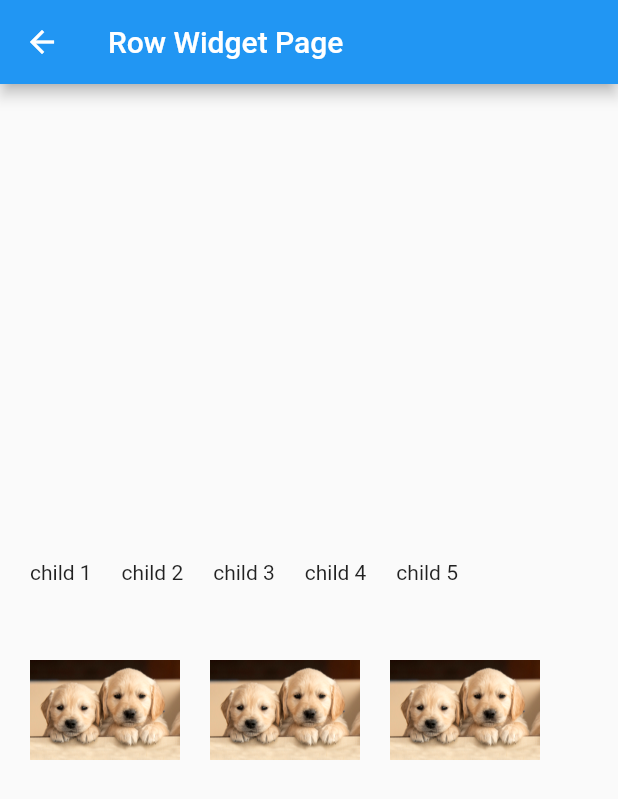
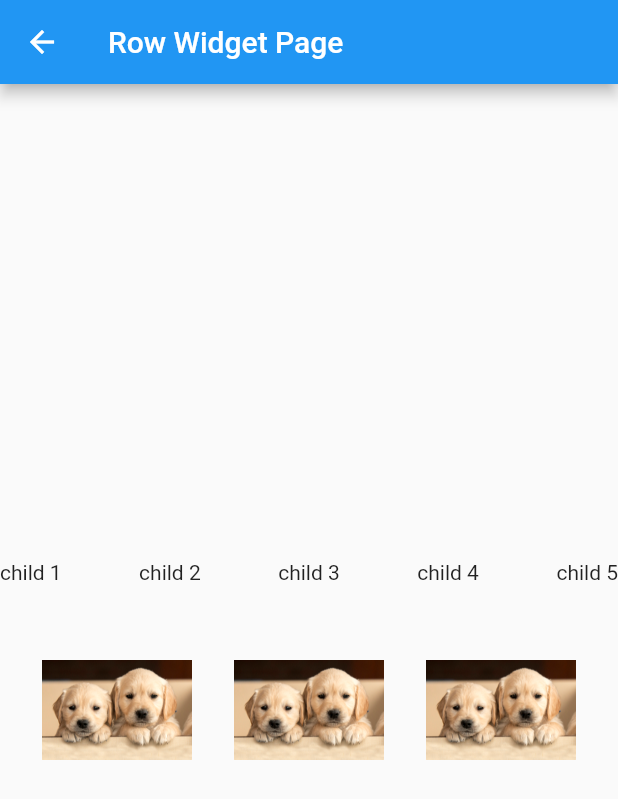
Before and after one commit to LinSaolong/flutter_widgets, a Flutter app: the RowWidgetPage screen opened directly, on a phone screen of 412 x 824 dp. Shown: the top 799 px of the screen. Run offline on Flutter 3.47's test engine with Material 2 defaults, Android fonts, the phone set to English and light mode, and no system bars; missing offline and left inert: checkbox_formfield.

Commit message:
updated row and column

```diff
--- a/lib/pages/column_widget_page.dart
+++ b/lib/pages/column_widget_page.dart
@@ -9,8 +9,11 @@ class ColumnWidgetPage extends StatelessWidget {
       appBar: AppBar(
         title: const Text("Column Widget Page"),
       ),
-      body: Center(
+      body: SizedBox(
+        width: double.infinity,
         child: Column(
+          mainAxisAlignment: MainAxisAlignment.spaceEvenly,
+          crossAxisAlignment: CrossAxisAlignment.end,
           children: [
             Container(
               margin: const EdgeInsets.symmetric(vertical: 10),
--- a/lib/pages/row_widget_page.dart
+++ b/lib/pages/row_widget_page.dart
@@ -9,59 +9,42 @@ class RowWidgetPage extends StatelessWidget {
       appBar: AppBar(
         title: const Text("Row Widget Page"),
       ),
-      body: Container(
-        padding: const EdgeInsets.all(10),
-        child: Column(
+      body: Column(
         mainAxisAlignment: MainAxisAlignment.center,
         children: [
           Row(
-              children: [
-                Container(
-                    margin: const EdgeInsets.symmetric(horizontal: 10),
-                    child: const Text("child 1")),
-                Container(
-                    margin: const EdgeInsets.symmetric(horizontal: 10),
-                    child: const Text("child 2")),
-                Container(
-                    margin: const EdgeInsets.symmetric(horizontal: 10),
-                    child: const Text("child 3")),
-                Container(
-                    margin: const EdgeInsets.symmetric(horizontal: 10),
-                    child: const Text("child 4")),
-                Container(
-                    margin: const EdgeInsets.symmetric(horizontal: 10),
-                    child: const Text("child 5")),
+            mainAxisAlignment: MainAxisAlignment.spaceBetween,
+            crossAxisAlignment: CrossAxisAlignment.center,
+            mainAxisSize: MainAxisSize.max,
+            children: const [
+              Text("child 1"),
+              Text("child 2"),
+              Text("child 3"),
+              Text("child 4"),
+              Text("child 5"),
             ],
           ),
           const SizedBox(height: 50),
           Row(
+            mainAxisAlignment: MainAxisAlignment.spaceEvenly,
+            crossAxisAlignment: CrossAxisAlignment.center,
             children: [
-                Container(
-                  margin: const EdgeInsets.symmetric(horizontal: 10),
-                  child: Image.asset(
+              Image.asset(
                 "assets/cutest-dog-breeds-jpg.jpg",
                 width: 100,
               ),
-                ),
-                Container(
-                  margin: const EdgeInsets.symmetric(horizontal: 10),
-                  child: Image.asset(
+              Image.asset(
                 "assets/cutest-dog-breeds-jpg.jpg",
                 width: 100,
               ),
-                ),
-                Container(
-                  margin: const EdgeInsets.symmetric(horizontal: 10),
-                  child: Image.asset(
+              Image.asset(
                 "assets/cutest-dog-breeds-jpg.jpg",
                 width: 100,
-                  ),
               ),
             ],
           ),
         ],
       ),
-      ),
     );
   }
 }
```
Lines whose indentation alone changed are shown as unchanged.
